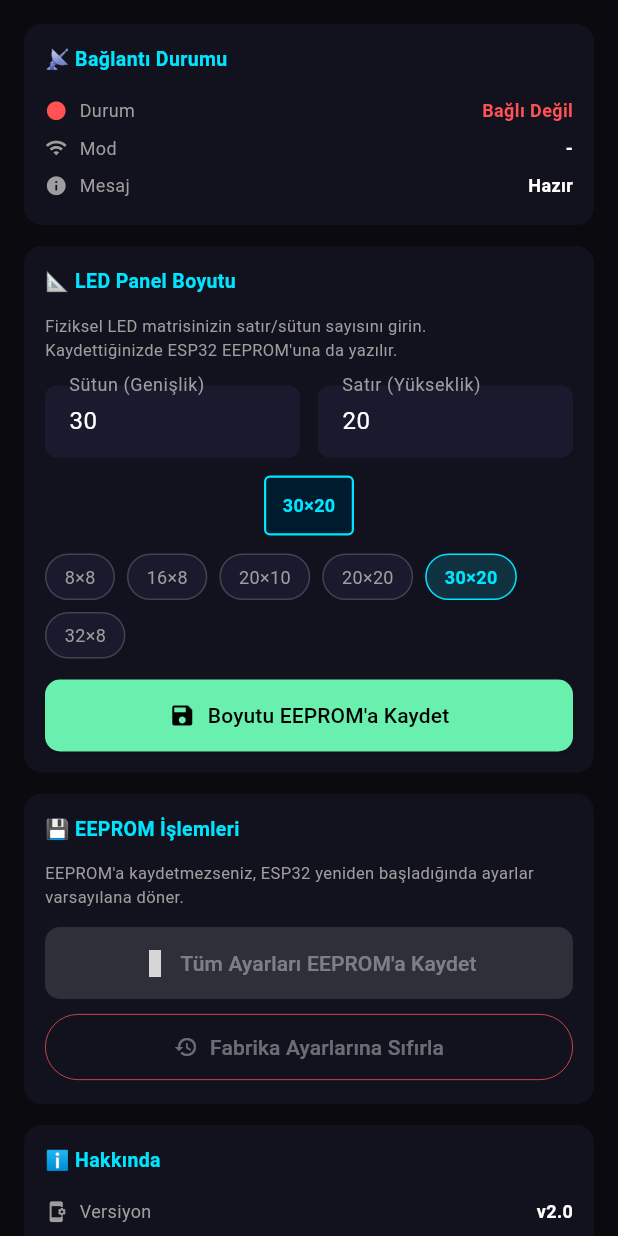
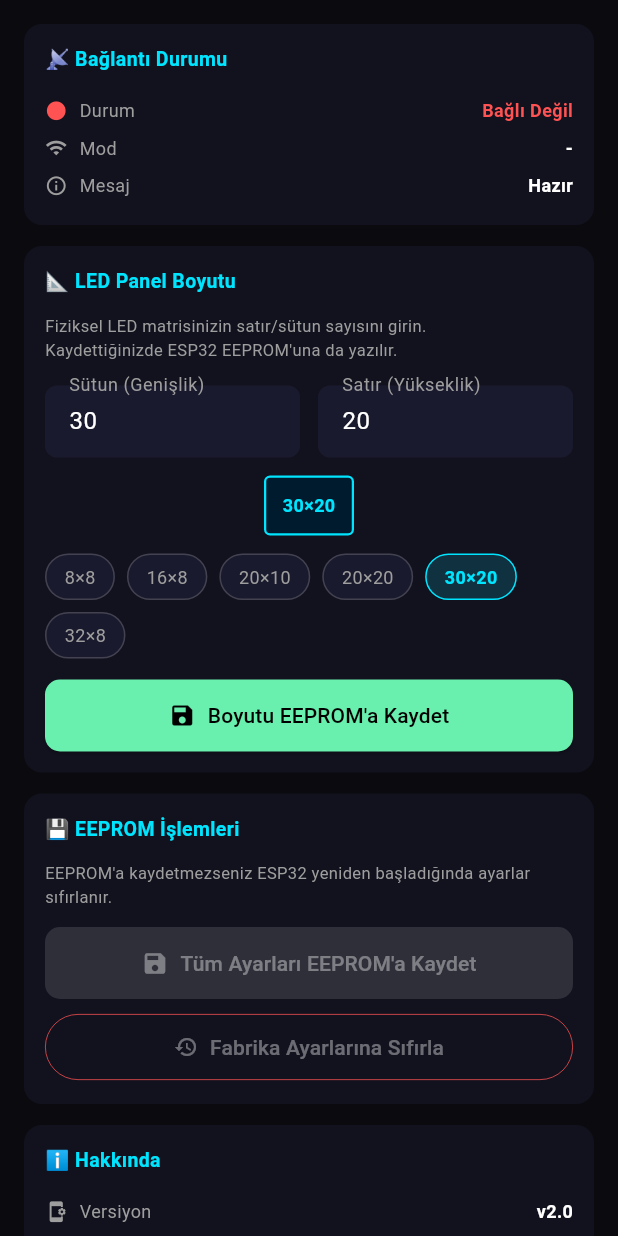
Before and after one commit to resatozkaya/Ak-ll-_Tahta_Son, a Flutter app: the AyarlarScreen widget shown alone on an empty page, opened directly, on a phone screen of 412 x 824 dp. Run offline on Flutter 3.47's test engine with Material 3 defaults, Android fonts, the phone set to English and light mode, and no system bars; our stand-ins replace flutter_blue_plus, flutter_colorpicker, shared_preferences; accounts and stored records are empty; grey boxes are pictures that could not be loaded.

Commit message:
Refactor ayarlar_screen.dart for clarity and functionality
Updated UI text and improved button functionality in ayarlar_screen.dart.

```diff
--- a/lib/screens/ayarlar_screen.dart
+++ b/lib/screens/ayarlar_screen.dart
@@ -29,7 +29,8 @@ class _AyarlarScreenState extends State<AyarlarScreen> {
     if (mounted) {
       ScaffoldMessenger.of(context).showSnackBar(
         SnackBar(
-          content: Text('✅ Boyut kaydedildi: ${_w}×${_h} (EEPROM\'a yazıldı)'),
+          content:
+              Text('✅ Boyut kaydedildi: ${_w}×${_h}'),
           backgroundColor: const Color(0xFF1A3A1A),
         ),
       );
@@ -43,17 +44,15 @@ class _AyarlarScreenState extends State<AyarlarScreen> {
         backgroundColor: const Color(0xFF1A1A2E),
         title: const Text('Tüm Ayarları Kaydet'),
         content: const Text(
-          'Tüm ayarlar (parlaklık, hız, efekt, boyut, yazı listesi) '
-          'ESP32 EEPROM\'una kalıcı olarak kaydedilecek.\n\n'
-          'Cihaz kapanıp açıldığında bu ayarlar korunacak.'),
+            'Tüm ayarlar ESP32 EEPROM\'una kalıcı olarak kaydedilecek.'),
         actions: [
-          TextButton(onPressed: () => Navigator.pop(context),
+          TextButton(
+              onPressed: () => Navigator.pop(context),
               child: const Text('İptal')),
           ElevatedButton(
             style: ElevatedButton.styleFrom(
                 backgroundColor: Colors.greenAccent,
-              foregroundColor: Colors.black,
-            ),
+                foregroundColor: Colors.black),
             onPressed: () {
               Navigator.pop(context);
               svc.saveAllToEeprom();
@@ -80,19 +79,11 @@ class _AyarlarScreenState extends State<AyarlarScreen> {
 
       // ── Bağlantı Durumu ─────────────────────────────────────
       _kart('📡 Bağlantı Durumu', [
-        _satir(
-          Icons.circle,
-          'Durum',
+        _satir(Icons.circle, 'Durum',
             svc.isConnected ? 'Bağlı' : 'Bağlı Değil',
-          renk: svc.isConnected ? Colors.greenAccent : Colors.redAccent,
-        ),
-        _satir(
-          svc.isBleConnected ? Icons.bluetooth_connected : Icons.wifi,
-          'Mod',
-          svc.isBleConnected ? 'Bluetooth BLE' :
-          svc.isWifiConnected ? 'WiFi' : '-',
-        ),
-        _satir(Icons.info, 'Mesaj', svc.statusMsg),
+            renk: svc.isConnected ? Colors.greenAccent : Colors.redAccent),
+        _satir(Icons.wifi, 'Mod', svc.isConnected ? 'WiFi' : '-'),
+        _satir(Icons.info_outline, 'Mesaj', svc.statusMsg),
         if (svc.isConnected)
           Padding(
             padding: const EdgeInsets.only(top: 8),
@@ -128,13 +119,14 @@ class _AyarlarScreenState extends State<AyarlarScreen> {
         ]),
         const SizedBox(height: 12),
 
-        // Görsel önizleme
+        // Önizleme
         Center(
           child: Container(
-            width: _w.toDouble().clamp(20, 200) * 2.0,
-            height: _h.toDouble().clamp(10, 100) * 2.0,
+            width: (_w.toDouble().clamp(20, 200)) * 2.0,
+            height: (_h.toDouble().clamp(10, 100)) * 2.0,
             decoration: BoxDecoration(
-              border: Border.all(color: const Color(0xFF00E5FF), width: 1.5),
+              border: Border.all(
+                  color: const Color(0xFF00E5FF), width: 1.5),
               borderRadius: BorderRadius.circular(4),
               color: const Color(0xFF001A2E),
             ),
@@ -143,8 +135,7 @@ class _AyarlarScreenState extends State<AyarlarScreen> {
                   style: const TextStyle(
                       color: Color(0xFF00E5FF),
                       fontSize: 12,
-                  fontWeight: FontWeight.bold,
-                )),
+                      fontWeight: FontWeight.bold)),
             ),
           ),
         ),
@@ -154,12 +145,12 @@ class _AyarlarScreenState extends State<AyarlarScreen> {
         Wrap(
           spacing: 8, runSpacing: 8,
           children: [
-            _onayBoy('8×8',   8, 8,  svc),
-            _onayBoy('16×8',  16, 8, svc),
-            _onayBoy('20×10', 20, 10, svc),
-            _onayBoy('20×20', 20, 20, svc),
-            _onayBoy('30×20', 30, 20, svc),
-            _onayBoy('32×8',  32, 8, svc),
+            _hizliBoy('8×8',   8,  8),
+            _hizliBoy('16×8',  16, 8),
+            _hizliBoy('20×10', 20, 10),
+            _hizliBoy('20×20', 20, 20),
+            _hizliBoy('30×20', 30, 20),
+            _hizliBoy('32×8',  32, 8),
           ],
         ),
         const SizedBox(height: 14),
@@ -168,31 +159,36 @@ class _AyarlarScreenState extends State<AyarlarScreen> {
           width: double.infinity,
           child: ElevatedButton.icon(
             icon: _kaydediliyor
-              ? const SizedBox(width: 16, height: 16,
-                  child: CircularProgressIndicator(strokeWidth: 2, color: Colors.black))
+                ? const SizedBox(
+                    width: 16, height: 16,
+                    child: CircularProgressIndicator(
+                        strokeWidth: 2, color: Colors.black))
                 : const Icon(Icons.save),
-            label: Text(_kaydediliyor ? 'Kaydediliyor...' : 'Boyutu EEPROM\'a Kaydet'),
+            label: Text(_kaydediliyor
+                ? 'Kaydediliyor...'
+                : 'Boyutu EEPROM\'a Kaydet'),
             style: ElevatedButton.styleFrom(
               backgroundColor: Colors.greenAccent,
               foregroundColor: Colors.black,
               padding: const EdgeInsets.symmetric(vertical: 14),
             ),
-            onPressed: _kaydediliyor ? null : () => _boyutuKaydet(svc),
+            onPressed:
+                _kaydediliyor ? null : () => _boyutuKaydet(svc),
           ),
         ),
       ]),
       const SizedBox(height: 14),
 
-      // ── Mevcut ESP32 Bilgileri ───────────────────────────────
+      // ── ESP32 Durumu ─────────────────────────────────────────
       if (s.isNotEmpty) ...[
         _kart('🔧 ESP32 Durumu', [
-          _satir(Icons.brightness_6, 'Parlaklık', '${s['brightness'] ?? '-'}'),
-          _satir(Icons.speed,        'Hız',       '${s['speed'] ?? '-'} ms'),
-          _satir(Icons.palette,      'Ton',       '${s['hue'] ?? '-'}'),
-          _satir(Icons.grid_on,      'Boyut',     '${s['boardW'] ?? _w}×${s['boardH'] ?? _h}'),
-          _satir(Icons.list,         'Metin Sayısı', '${svc.textList.length}'),
-          _satir(Icons.wifi,         'WiFi',
-            s['wifiOk'] == true ? '✅ Bağlı' : '❌ Bağlı Değil'),
+          _satir(Icons.brightness_6, 'Parlaklık',
+              '${s['brightness'] ?? '-'}'),
+          _satir(Icons.speed, 'Hız', '${s['speed'] ?? '-'} ms'),
+          _satir(Icons.palette, 'Ton', '${s['hue'] ?? '-'}'),
+          _satir(Icons.grid_on, 'Panel', '${s['boardW'] ?? _w}×${s['boardH'] ?? _h}'),
+          _satir(Icons.list, 'Metin Sayısı',
+              '${svc.textList.length}'),
         ]),
         const SizedBox(height: 14),
       ],
@@ -200,22 +196,23 @@ class _AyarlarScreenState extends State<AyarlarScreen> {
       // ── EEPROM İşlemleri ─────────────────────────────────────
       _kart('💾 EEPROM İşlemleri', [
         const Text(
-          'EEPROM\'a kaydetmezseniz, ESP32 yeniden başladığında '
-          'ayarlar varsayılana döner.',
+          'EEPROM\'a kaydetmezseniz ESP32 yeniden başladığında '
+          'ayarlar sıfırlanır.',
           style: TextStyle(fontSize: 11, color: Colors.grey),
         ),
         const SizedBox(height: 12),
         SizedBox(
           width: double.infinity,
           child: ElevatedButton.icon(
-            icon: const Icon(Icons.save_all),
+            icon: const Icon(Icons.save),
             label: const Text('Tüm Ayarları EEPROM\'a Kaydet'),
             style: ElevatedButton.styleFrom(
               backgroundColor: const Color(0xFF00E5FF),
               foregroundColor: Colors.black,
               padding: const EdgeInsets.symmetric(vertical: 14),
             ),
-            onPressed: svc.isConnected ? () => _tumunuKaydet(svc) : null,
+            onPressed:
+                svc.isConnected ? () => _tumunuKaydet(svc) : null,
           ),
         ),
         const SizedBox(height: 8),
@@ -229,18 +226,19 @@ class _AyarlarScreenState extends State<AyarlarScreen> {
               side: const BorderSide(color: Colors.redAccent, width: 0.5),
               padding: const EdgeInsets.symmetric(vertical: 12),
             ),
-            onPressed: svc.isConnected ? () => _resetOnayla(svc) : null,
+            onPressed: svc.isConnected
+                ? () => _resetOnayla(svc)
+                : null,
           ),
         ),
       ]),
       const SizedBox(height: 14),
 
-      // ── Uygulama Hakkında ────────────────────────────────────
+      // ── Hakkında ─────────────────────────────────────────────
       _kart('ℹ️ Hakkında', [
         _satir(Icons.app_settings_alt, 'Versiyon', 'v2.0'),
         _satir(Icons.memory, 'Donanım', 'ESP32 + NeoMatrix LED'),
-        _satir(Icons.bluetooth, 'BLE', 'flutter_blue_plus'),
-        _satir(Icons.wifi, 'WiFi', 'HTTP/WebSocket'),
+        _satir(Icons.wifi, 'Bağlantı', 'WiFi (HTTP)'),
       ]),
       const SizedBox(height: 80),
     ]);
@@ -256,33 +254,41 @@ class _AyarlarScreenState extends State<AyarlarScreen> {
         fillColor: const Color(0xFF1A1A2E),
         border: OutlineInputBorder(
             borderRadius: BorderRadius.circular(8),
-          borderSide: BorderSide.none,
+            borderSide: BorderSide.none),
+        contentPadding:
+            const EdgeInsets.symmetric(horizontal: 12, vertical: 10),
       ),
-        contentPadding: const EdgeInsets.symmetric(horizontal: 12, vertical: 10),
-      ),
-      onChanged: (v) { final n = int.tryParse(v); if (n != null) onChanged(n); },
+      onChanged: (v) {
+        final n = int.tryParse(v);
+        if (n != null) onChanged(n);
+      },
     );
   }
 
-  Widget _onayBoy(String label, int w, int h, BoardService svc) {
+  Widget _hizliBoy(String label, int w, int h) {
     final aktif = _w == w && _h == h;
     return GestureDetector(
       onTap: () => setState(() { _w = w; _h = h; }),
       child: Container(
-        padding: const EdgeInsets.symmetric(horizontal: 12, vertical: 6),
+        padding:
+            const EdgeInsets.symmetric(horizontal: 12, vertical: 6),
         decoration: BoxDecoration(
-          color: aktif ? const Color(0xFF00E5FF).withOpacity(0.15) : const Color(0xFF1A1A2E),
+          color: aktif
+              ? const Color(0xFF00E5FF).withOpacity(0.15)
+              : const Color(0xFF1A1A2E),
           borderRadius: BorderRadius.circular(20),
           border: Border.all(
-            color: aktif ? const Color(0xFF00E5FF) : Colors.grey.withOpacity(0.3),
+            color: aktif
+                ? const Color(0xFF00E5FF)
+                : Colors.grey.withOpacity(0.3),
           ),
         ),
         child: Text(label,
             style: TextStyle(
                 fontSize: 12,
                 color: aktif ? const Color(0xFF00E5FF) : Colors.grey,
-            fontWeight: aktif ? FontWeight.bold : FontWeight.normal,
-          )),
+                fontWeight:
+                    aktif ? FontWeight.bold : FontWeight.normal)),
       ),
     );
   }
@@ -293,24 +299,33 @@ class _AyarlarScreenState extends State<AyarlarScreen> {
           color: const Color(0xFF12121F),
           borderRadius: BorderRadius.circular(12),
         ),
-    child: Column(crossAxisAlignment: CrossAxisAlignment.start, children: [
-      Text(baslik, style: const TextStyle(
-        color: Color(0xFF00E5FF), fontSize: 13, fontWeight: FontWeight.bold)),
+        child: Column(crossAxisAlignment: CrossAxisAlignment.start,
+            children: [
+          Text(baslik,
+              style: const TextStyle(
+                  color: Color(0xFF00E5FF),
+                  fontSize: 13,
+                  fontWeight: FontWeight.bold)),
           const SizedBox(height: 12),
           ...children,
         ]),
       );
 
-  Widget _satir(IconData ikon, String etiket, String deger, {Color? renk}) =>
+  Widget _satir(IconData ikon, String etiket, String deger,
+          {Color? renk}) =>
       Padding(
         padding: const EdgeInsets.symmetric(vertical: 4),
         child: Row(children: [
           Icon(ikon, size: 15, color: renk ?? Colors.grey),
           const SizedBox(width: 8),
-        Text(etiket, style: const TextStyle(fontSize: 12, color: Colors.grey)),
+          Text(etiket,
+              style:
+                  const TextStyle(fontSize: 12, color: Colors.grey)),
           const Spacer(),
-        Text(deger, style: TextStyle(
-          fontSize: 12, fontWeight: FontWeight.bold,
+          Text(deger,
+              style: TextStyle(
+                  fontSize: 12,
+                  fontWeight: FontWeight.bold,
                   color: renk ?? Colors.white)),
         ]),
       );
@@ -322,15 +337,14 @@ class _AyarlarScreenState extends State<AyarlarScreen> {
         backgroundColor: const Color(0xFF1A1A2E),
         title: const Text('⚠️ Fabrika Sıfırlama'),
         content: const Text(
-          'Tüm ayarlar ve metin listesi sıfırlanacak. '
-          'Bu işlem geri alınamaz!'),
+            'Tüm ayarlar ve metin listesi sıfırlanacak!'),
         actions: [
-          TextButton(onPressed: () => Navigator.pop(context),
+          TextButton(
+              onPressed: () => Navigator.pop(context),
               child: const Text('İptal')),
           ElevatedButton(
             style: ElevatedButton.styleFrom(
-              backgroundColor: Colors.redAccent,
-            ),
+                backgroundColor: Colors.redAccent),
             onPressed: () {
               Navigator.pop(context);
               svc.send({'factoryReset': true});
```
Lines whose indentation alone changed are shown as unchanged.
